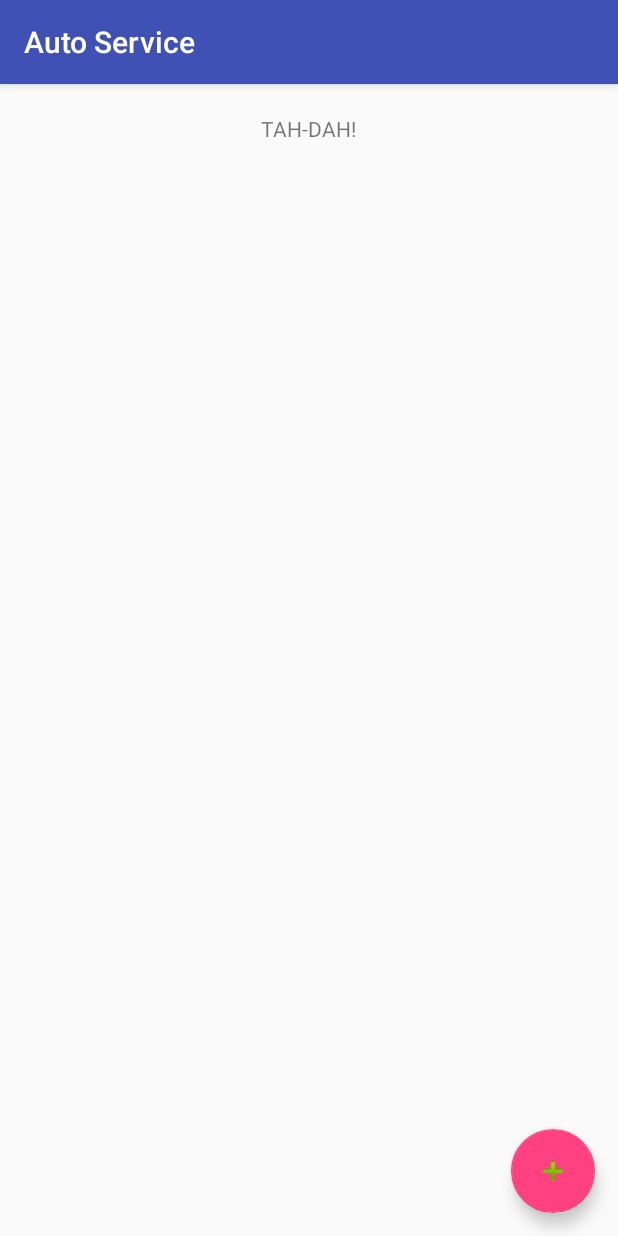
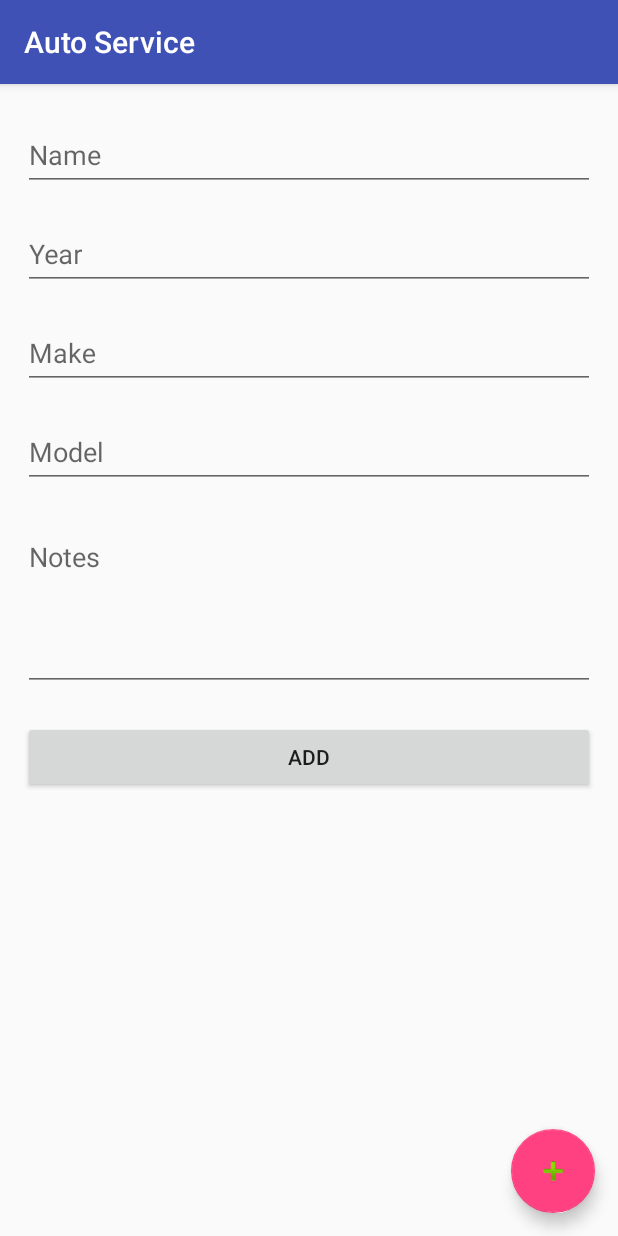
Before and after one commit to t-howes/AutoLogs, an Android app: the screen it shows after launch (CarListActivity), after a tap on an icon or button, on a phone screen of 412 x 824 dp. Run offline under Robolectric (Android 15) with nearby library versions, the phone set to English and light mode, and no system bars; our stand-ins replace Dagger/Hilt's generated code, Room's generated code, RxJava; 1 statement that could not run was skipped.

Commit message:
setup viewmodel on car details

```diff
--- a/app/src/main/java/sample/thowes/autoservice/base/BaseViewModel.kt
+++ b/app/src/main/java/sample/thowes/autoservice/base/BaseViewModel.kt
@@ -1,6 +1,8 @@
 package sample.thowes.autoservice.base
 
 import android.arch.lifecycle.ViewModel
+import io.reactivex.disposables.CompositeDisposable
+import io.reactivex.disposables.Disposable
 import sample.thowes.autoservice.application.AutoServiceApplication
 import sample.thowes.autoservice.database.CarDb
 import javax.inject.Inject
@@ -9,11 +11,20 @@ open class BaseViewModel : ViewModel() {
   @Inject
   protected lateinit var carDb: CarDb
 
+  private val disposables = CompositeDisposable()
+
   init {
     AutoServiceApplication.component.inject(this)
   }
 
+  protected fun addSub(disposable: Disposable) {
+    disposables.add(disposable)
+  }
+
   override fun onCleared() {
+    if (!disposables.isDisposed) {
+      disposables.dispose()
+    }
     super.onCleared()
   }
 }
--- a/app/src/main/java/sample/thowes/autoservice/database/CarDb.kt
+++ b/app/src/main/java/sample/thowes/autoservice/database/CarDb.kt
@@ -1,5 +1,6 @@
 package sample.thowes.autoservice.database
 
+import android.arch.lifecycle.LiveData
 import android.arch.persistence.room.*
 import io.reactivex.Single
 import sample.thowes.autoservice.models.Car
@@ -9,6 +10,9 @@ interface CarDb {
   @Query("SELECT * FROM ${Car.TABLE_NAME}")
   fun getCars(): Single<List<Car>>
 
+  @Query("SELECT * FROM ${Car.TABLE_NAME} WHERE year=:year AND make=:make AND model=:model")
+  fun getCar(year: Int, make: String, model: String): Single<Car>
+
   @Insert(onConflict = OnConflictStrategy.REPLACE)
   fun saveCar(car: Car)
 
--- a/app/src/main/java/sample/thowes/autoservice/views/carDetails/CarDetailsFragment.kt
+++ b/app/src/main/java/sample/thowes/autoservice/views/carDetails/CarDetailsFragment.kt
@@ -1,14 +1,19 @@
 package sample.thowes.autoservice.views.carDetails
 
+import android.arch.lifecycle.Observer
+import android.arch.lifecycle.ViewModelProviders
 import android.os.Bundle
 import android.view.LayoutInflater
 import android.view.View
 import android.view.ViewGroup
+import kotlinx.android.synthetic.main.fragment_car_details.*
 import sample.thowes.autoservice.R
 import sample.thowes.autoservice.base.BaseFragment
 
 class CarDetailsFragment : BaseFragment() {
   private var isEditing = IS_EDIT_DEFAULT
+
+  private lateinit var carViewModel: CarViewModel
 
   override fun onCreateView(inflater: LayoutInflater, container: ViewGroup?, savedInstanceState: Bundle?): View? {
     return inflater.inflate(R.layout.fragment_car_details, container, false)
@@ -18,6 +23,20 @@ class CarDetailsFragment : BaseFragment() {
     super.onViewCreated(view, savedInstanceState)
     isEditing = arguments?.getBoolean(IS_EDIT) ?: IS_EDIT_DEFAULT
 
+    submit.setOnClickListener {
+      activity?.onBackPressed()
+    }
+
+    if (isEditing) {
+      submit.text = getString(R.string.save)
+      carViewModel = ViewModelProviders.of(this).get(CarViewModel::class.java)
+      carViewModel.state.observe(this, Observer {
+        it?.status.let {
+
+        }
+      })
+      carViewModel.getCar(2003, "Hyundai", "Tiburon")
+    }
   }
 
   companion object {
--- a/app/src/main/java/sample/thowes/autoservice/views/carList/CarListActivity.kt
+++ b/app/src/main/java/sample/thowes/autoservice/views/carList/CarListActivity.kt
@@ -2,7 +2,6 @@ package sample.thowes.autoservice.views.carList
 
 import android.arch.lifecycle.Observer
 import android.arch.lifecycle.ViewModelProviders
-import android.support.v7.app.AppCompatActivity
 import android.os.Bundle
 import android.support.v7.widget.LinearLayoutManager
 import android.view.View
@@ -22,11 +21,12 @@ class CarListActivity : BaseActivity() {
     setContentView(R.layout.activity_car_list)
 
     carsViewModel = ViewModelProviders.of(this).get(CarsViewModel::class.java)
-    carsViewModel.state.observe(this, Observer<CarsViewModel.CarDetailsState> {
+    carsViewModel.state.observe(this, Observer<CarsViewModel.CarResultsState> {
       it?.let { state ->
         updateFromStatus(state)
       }
     })
+    carsViewModel.getCars()
 
     add.setOnClickListener {
       supportFragmentManager
@@ -37,7 +37,7 @@ class CarListActivity : BaseActivity() {
     }
   }
 
-  private fun updateFromStatus(state: CarsViewModel.CarDetailsState) {
+  private fun updateFromStatus(state: CarsViewModel.CarResultsState) {
     when (state.status) {
       IDLE -> showLoading(false)
       LOADING -> showLoading()
--- a/app/src/main/java/sample/thowes/autoservice/views/carList/CarsViewModel.kt
+++ b/app/src/main/java/sample/thowes/autoservice/views/carList/CarsViewModel.kt
@@ -1,19 +1,13 @@
 package sample.thowes.autoservice.views.carList
 
-import android.arch.core.util.Function
-import android.arch.lifecycle.LiveData
 import android.arch.lifecycle.MutableLiveData
-import android.arch.lifecycle.Transformations
-import io.reactivex.Observable
-import io.reactivex.android.schedulers.AndroidSchedulers
-import io.reactivex.schedulers.Schedulers
 import sample.thowes.autoservice.base.BaseViewModel
 import sample.thowes.autoservice.extensions.applySchedulers
 import sample.thowes.autoservice.models.Car
 
 class CarsViewModel : BaseViewModel() {
 
-  var state: MutableLiveData<CarDetailsState> = MutableLiveData()
+  var state: MutableLiveData<CarResultsState> = MutableLiveData()
 
   enum class CarsStatus {
     IDLE,
@@ -24,45 +18,45 @@ class CarsViewModel : BaseViewModel() {
   }
 
   fun getCars() {
+    addSub(
       carDb.getCars()
           .applySchedulers()
-        .doOnSubscribe { state.postValue(CarDetailsState.loading()) }
-        .doAfterTerminate { state.postValue(CarDetailsState.idle()) }
+          .doOnSubscribe { state.postValue(CarResultsState.loading()) }
+          .doAfterTerminate { state.postValue(CarResultsState.idle()) }
           .subscribe({ cars ->
             if (cars.isEmpty()) {
-            state.postValue(CarDetailsState.empty())
+              state.postValue(CarResultsState.empty())
             } else {
-            state.postValue(CarDetailsState.success(cars))
+              state.postValue(CarResultsState.success(cars))
             }
           }, { error ->
-          state.postValue(CarDetailsState.error(error))
-        })
-
+            state.postValue(CarResultsState.error(error))
+          }))
   }
 
-  data class CarDetailsState(val status: CarsStatus,
+  class CarResultsState(val status: CarsStatus,
                         val error: Throwable? = null,
                         val cars: List<Car>? = null) {
 
     companion object {
-      fun idle(): CarDetailsState {
-        return CarDetailsState(CarsStatus.IDLE)
+      fun idle(): CarResultsState {
+        return CarResultsState(CarsStatus.IDLE)
       }
 
-      fun loading(): CarDetailsState {
-        return CarDetailsState(CarsStatus.LOADING)
+      fun loading(): CarResultsState {
+        return CarResultsState(CarsStatus.LOADING)
       }
 
-      fun error(error: Throwable): CarDetailsState {
-        return CarDetailsState(CarsStatus.ERROR, error)
+      fun error(error: Throwable): CarResultsState {
+        return CarResultsState(CarsStatus.ERROR, error)
       }
 
-      fun empty(): CarDetailsState {
-        return CarDetailsState(CarsStatus.EMPTY)
+      fun empty(): CarResultsState {
+        return CarResultsState(CarsStatus.EMPTY)
       }
 
-      fun success(cars: List<Car>): CarDetailsState {
-        return CarDetailsState(CarsStatus.SUCCESS, cars = cars)
+      fun success(cars: List<Car>): CarResultsState {
+        return CarResultsState(CarsStatus.SUCCESS, cars = cars)
       }
     }
   }
--- a/app/src/main/res/layout/fragment_car_details.xml
+++ b/app/src/main/res/layout/fragment_car_details.xml
@@ -1,16 +1,89 @@
 <?xml version="1.0" encoding="utf-8"?>
-<LinearLayout
-    xmlns:android="http://schemas.android.com/apk/res/android"
+<ScrollView xmlns:android="http://schemas.android.com/apk/res/android"
     android:layout_width="match_parent"
     android:layout_height="match_parent"
-    android:orientation="vertical"
-    android:clickable="true"
-    android:focusable="true">
+    android:fillViewport="true">
 
-    <TextView
-        android:layout_width="wrap_content"
+    <LinearLayout
+        android:layout_width="match_parent"
         android:layout_height="wrap_content"
-        android:layout_gravity="center"
-        android:layout_margin="20dp"
-        android:text="TAH-DAH!"/>
-</LinearLayout>
+        android:clickable="true"
+        android:focusable="true"
+        android:orientation="vertical"
+        android:padding="15dp">
+
+        <android.support.design.widget.TextInputLayout
+            android:layout_width="match_parent"
+            android:layout_height="wrap_content"
+            android:layout_gravity="center"
+            android:hint="@string/name">
+
+            <android.support.design.widget.TextInputEditText
+                android:id="@+id/nameInput"
+                android:layout_width="match_parent"
+                android:layout_height="wrap_content" />
+        </android.support.design.widget.TextInputLayout>
+
+        <android.support.design.widget.TextInputLayout
+            android:layout_width="match_parent"
+            android:layout_height="wrap_content"
+            android:layout_gravity="center"
+            android:layout_marginTop="10dp"
+            android:hint="@string/year">
+
+            <android.support.design.widget.TextInputEditText
+                android:id="@+id/yearInput"
+                android:layout_width="match_parent"
+                android:layout_height="wrap_content" />
+        </android.support.design.widget.TextInputLayout>
+
+        <android.support.design.widget.TextInputLayout
+            android:layout_width="match_parent"
+            android:layout_height="wrap_content"
+            android:layout_gravity="center"
+            android:layout_marginTop="10dp"
+            android:hint="@string/make">
+
+            <android.support.design.widget.TextInputEditText
+                android:id="@+id/makeInput"
+                android:layout_width="match_parent"
+                android:layout_height="wrap_content" />
+        </android.support.design.widget.TextInputLayout>
+
+        <android.support.design.widget.TextInputLayout
+            android:layout_width="match_parent"
+            android:layout_height="wrap_content"
+            android:layout_gravity="center"
+            android:layout_marginTop="10dp"
+            android:hint="@string/model">
+
+            <android.support.design.widget.TextInputEditText
+                android:id="@+id/modelInput"
+                android:layout_width="match_parent"
+                android:layout_height="wrap_content" />
+        </android.support.design.widget.TextInputLayout>
+
+        <android.support.design.widget.TextInputLayout
+            android:layout_width="match_parent"
+            android:layout_height="wrap_content"
+            android:layout_gravity="center"
+            android:layout_marginTop="15dp"
+            android:hint="@string/notes">
+
+            <android.support.design.widget.TextInputEditText
+                android:id="@+id/notesInput"
+                android:layout_width="match_parent"
+                android:layout_height="wrap_content"
+                android:gravity="top"
+                android:lines="4" />
+        </android.support.design.widget.TextInputLayout>
+
+        <Button
+            android:id="@+id/submit"
+            android:layout_width="match_parent"
+            android:layout_height="wrap_content"
+            android:layout_marginTop="20dp"
+            android:text="@string/add"/>
+
+    </LinearLayout>
+</ScrollView>
--- a/app/src/main/res/values/strings.xml
+++ b/app/src/main/res/values/strings.xml
@@ -4,4 +4,12 @@
     <string name="last_update">Last update: %s</string>
     <string name="no_cars">You don\'t have any cars added.</string>
     <string name="loading">Loading&#8230;</string>
+    <string name="name">Name</string>
+    <string name="year">Year</string>
+    <string name="make">Make</string>
+    <string name="model">Model</string>
+    <string name="notes">Notes</string>
+    <string name="done">Done</string>
+    <string name="add">Add</string>
+    <string name="save">Save</string>
 </resources>
```
Also changed, not shown: app/src/main/java/sample/thowes/autoservice/views/carDetails/CarViewModel.kt (added, +54 -0 lines). Lines whose indentation alone changed are shown as unchanged.
